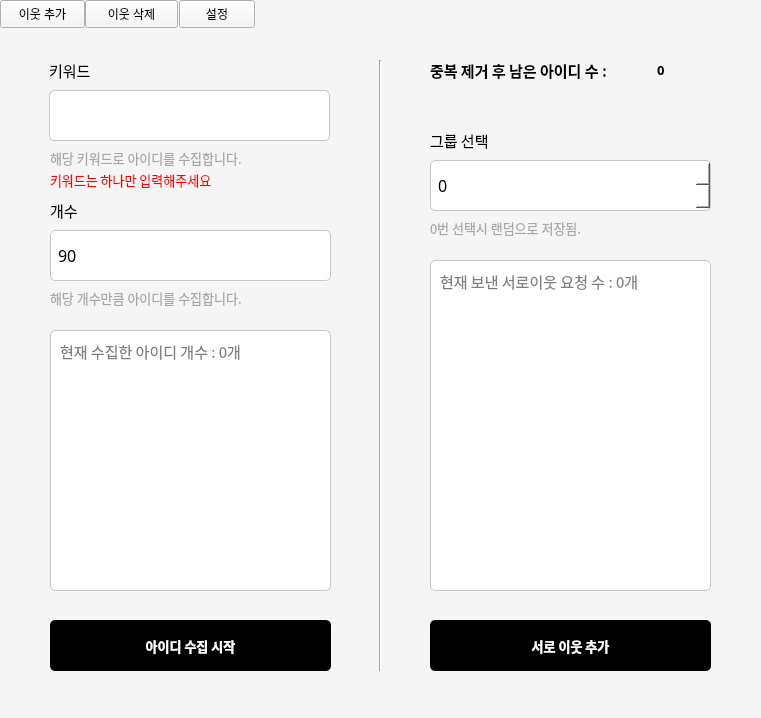
Before: the Qt Designer form MainUi.ui in officialOTsolution/NaverNeighborBot, drawn with Qt 5.
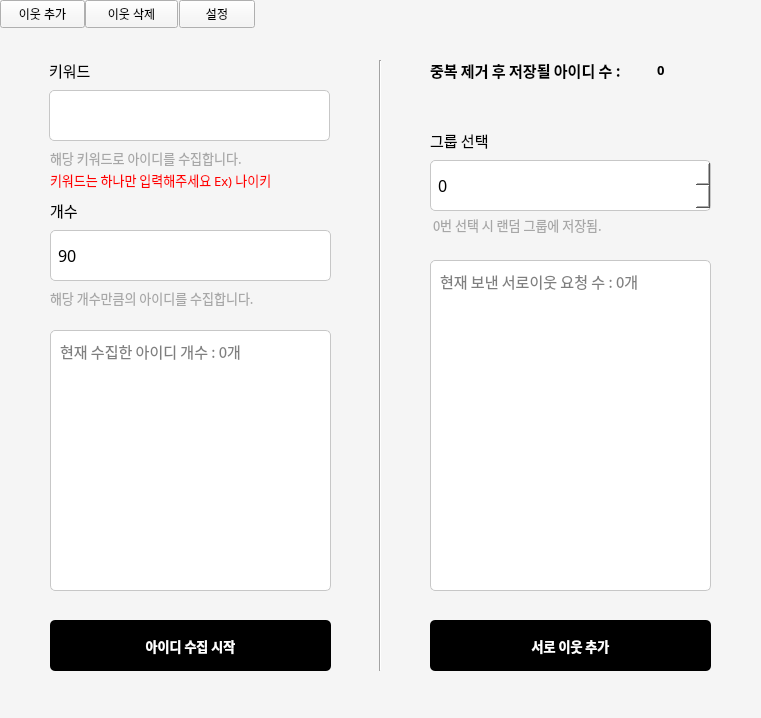
After: the same form once the commit is applied.

```diff
--- a/MainUi.ui
+++ b/MainUi.ui
@@ -189,7 +189,7 @@
     <rect>
      <x>50</x>
      <y>290</y>
-     <width>271</width>
+     <width>320</width>
      <height>16</height>
     </rect>
    </property>
@@ -210,7 +210,7 @@
 </string>
    </property>
    <property name="text">
-    <string>해당 개수만큼 아이디를 수집합니다.</string>
+    <string>해당 개수만큼의 아이디를 수집합니다.</string>
    </property>
   </widget>
   <widget class="QTextEdit" name="CollectStatus">
@@ -416,7 +416,7 @@
     </font>
    </property>
    <property name="text">
-    <string>중복 제거 후 남은 아이디 수 : </string>
+    <string>중복 제거 후 저장될 아이디 수 : </string>
    </property>
   </widget>
   <widget class="QLabel" name="Rest">
@@ -451,7 +451,7 @@
     <rect>
      <x>50</x>
      <y>170</y>
-     <width>241</width>
+     <width>300</width>
      <height>21</height>
     </rect>
    </property>
@@ -472,7 +472,7 @@
     <string notr="true">color: red;</string>
    </property>
    <property name="text">
-    <string>&lt;html&gt;&lt;head/&gt;&lt;body&gt;&lt;p&gt;&lt;span style=&quot; font-size:10pt;&quot;&gt;키워드는 하나만 입력해주세요&lt;/span&gt;&lt;/p&gt;&lt;/body&gt;&lt;/html&gt;</string>
+    <string>&lt;html&gt;&lt;head/&gt;&lt;body&gt;&lt;p&gt;&lt;span style=&quot; font-size:10pt;&quot;&gt;키워드는 하나만 입력해주세요 Ex) 나이키&lt;/span&gt;&lt;/p&gt;&lt;/body&gt;&lt;/html&gt;</string>
    </property>
   </widget>
   <widget class="QLabel" name="label_10">
@@ -524,9 +524,9 @@
   <widget class="QLabel" name="label_11">
    <property name="geometry">
     <rect>
-     <x>430</x>
-     <y>220</y>
-     <width>208</width>
+     <x>433</x>
+     <y>217</y>
+     <width>279</width>
      <height>16</height>
     </rect>
    </property>
@@ -543,7 +543,7 @@
 </string>
    </property>
    <property name="text">
-    <string>0번 선택시 랜덤으로 저장됨.</string>
+    <string>0번 선택 시 랜덤 그룹에 저장됨.</string>
    </property>
   </widget>
   <widget class="QPushButton" name="ButtonSetting">
```
Left out of the diff: 2 changed lines with no effect on the pictures.
